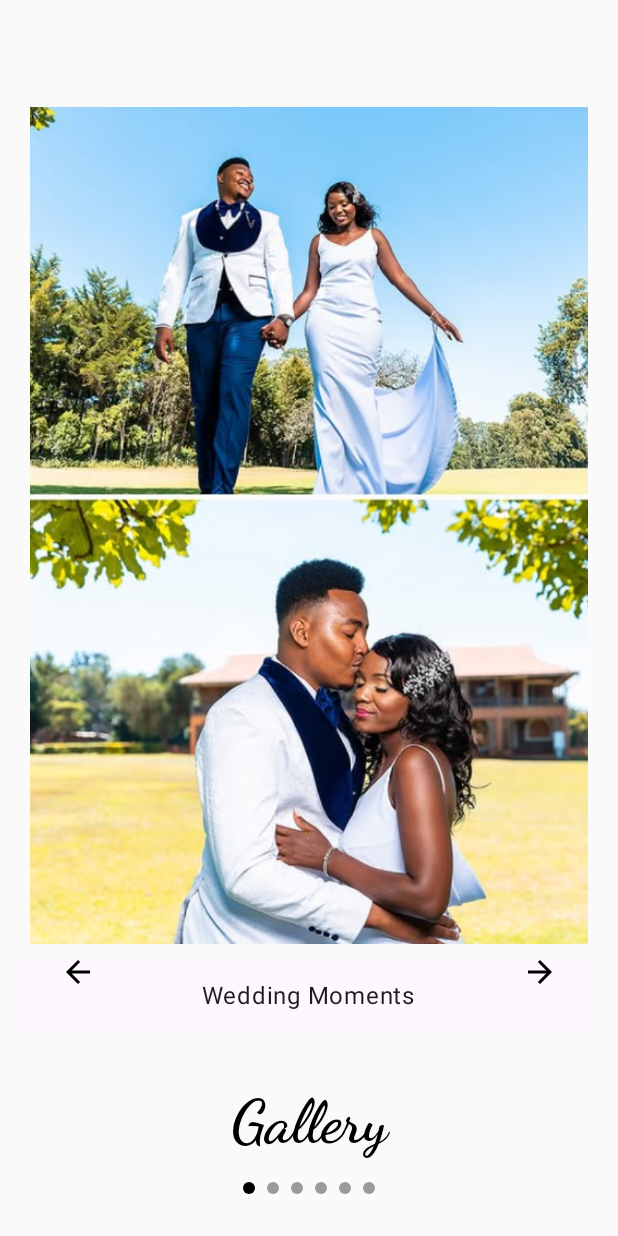
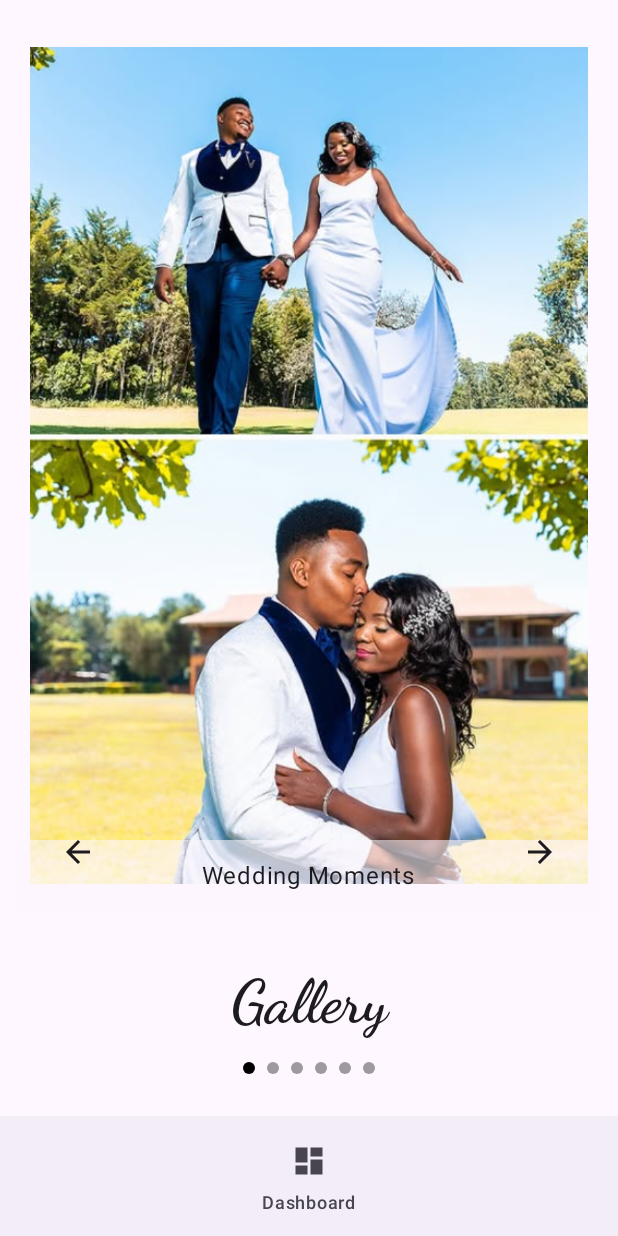
Before and after one commit to Arthur-Muriuki/Hadithi-Studios, an Android app built with Jetpack Compose: the screen it shows after launch (MainActivity), after a tap on "Gallery", on a phone screen of 412 x 824 dp. Run offline under Robolectric (Android 15) with nearby library versions, the phone set to English and light mode, and no system bars; our stand-ins replace Firebase (no records; nobody signed in at launch, a user with empty details on screens opened directly), accompanist.

Commit message:
first commit

```diff
--- a/app/src/main/java/com/example/arthur/hadithifilmsandphotography/ui/theme/screens/codeverification/CodeVerification.kt
+++ b/app/src/main/java/com/example/arthur/hadithifilmsandphotography/ui/theme/screens/codeverification/CodeVerification.kt
@@ -28,7 +28,7 @@ fun CodeVerification(navController: NavController) {
     var errorMessage by remember { mutableStateOf("") }
     var passwordVisible by remember { mutableStateOf(false) }
 
-    val correctCode = ""
+    val correctCode = "@Hadithi2025"
 
     Box(
         modifier = Modifier
--- a/app/src/main/java/com/example/arthur/hadithifilmsandphotography/ui/theme/screens/gallery/GalleryScreen.kt
+++ b/app/src/main/java/com/example/arthur/hadithifilmsandphotography/ui/theme/screens/gallery/GalleryScreen.kt
@@ -6,6 +6,7 @@ import androidx.compose.foundation.layout.*
 import androidx.compose.material.icons.Icons
 import androidx.compose.material.icons.filled.ArrowBack
 import androidx.compose.material.icons.filled.ArrowForward
+import androidx.compose.material.icons.filled.Dashboard
 import androidx.compose.material3.*
 import androidx.compose.runtime.Composable
 import androidx.compose.runtime.rememberCoroutineScope
@@ -21,8 +22,11 @@ import androidx.compose.ui.unit.sp
 import androidx.navigation.NavHostController
 import androidx.navigation.compose.rememberNavController
 import com.example.arthur.hadithifilmsandphotography.R
+import com.example.arthur.hadithifilmsandphotography.navigation.ROUT_DASHBOARD
 import com.google.accompanist.pager.*
 import kotlinx.coroutines.launch
+
+const val ROUT_DASHBOARD = "dashboard"
 
 @OptIn(ExperimentalPagerApi::class)
 @Composable
@@ -37,11 +41,27 @@ fun GalleryScreen(navController: NavHostController) {
         Pair(painterResource(id = R.drawable.personalshoots), "Personal Shoot"),
         Pair(painterResource(id = R.drawable.birthday), "Birthday shoot"),
         Pair(painterResource(id = R.drawable.babybump), "Baby Bump"),
-
     )
 
+    Scaffold(
+        bottomBar = {
+            BottomAppBar {
+                NavigationBar {
+                    NavigationBarItem(
+                        icon = { Icon(Icons.Default.Dashboard, contentDescription = "Dashboard") },
+                        label = { Text("Dashboard") },
+                        selected = false,
+                        onClick = {
+                            navController.navigate(ROUT_DASHBOARD)
+                        }
+                    )
+                }
+            }
+        }
+    ) { innerPadding ->
         Column(
             modifier = Modifier
+                .padding(innerPadding)
                 .fillMaxSize()
                 .padding(12.dp),
             horizontalAlignment = Alignment.CenterHorizontally
@@ -114,6 +134,7 @@ fun GalleryScreen(navController: NavHostController) {
                     }
                 }
             }
+
             Spacer(modifier = Modifier.height(20.dp))
 
             Text(
@@ -131,6 +152,7 @@ Spacer(modifier = Modifier.height(20.dp))
             )
         }
     }
+}
 
 @Preview(showBackground = true)
 @Composable
```
Lines whose indentation alone changed are shown as unchanged.
